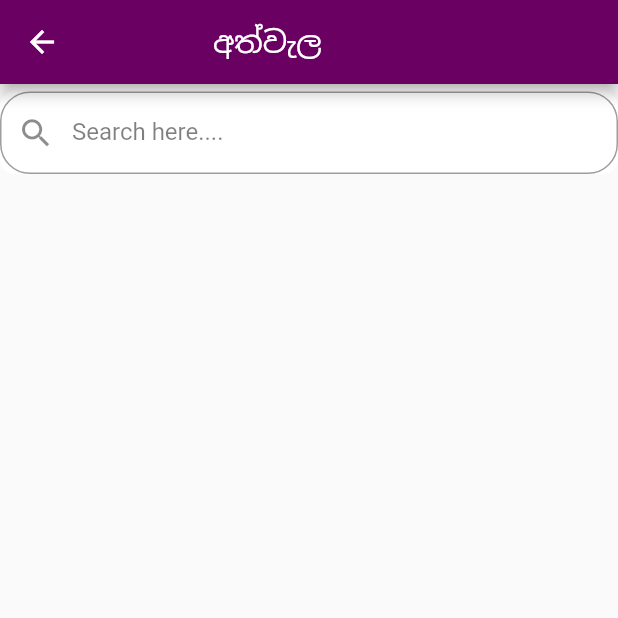
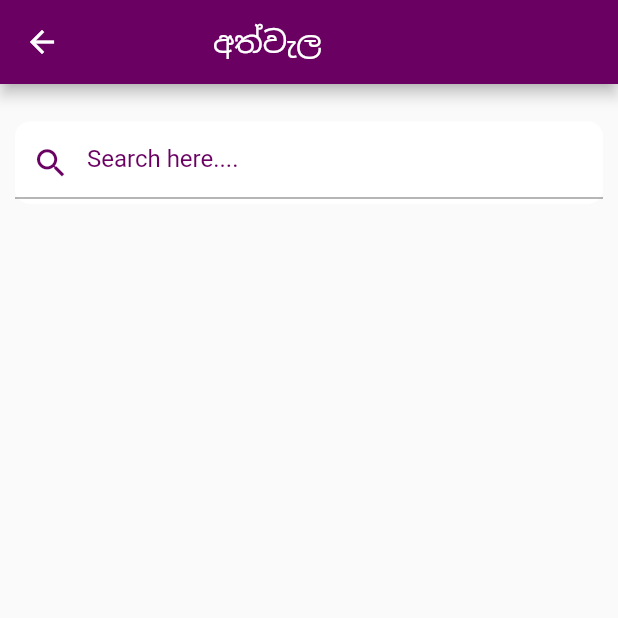
Before and after one commit to dilshanbeligala/Charity-App, a Flutter app: the Education screen opened directly, on a phone screen of 412 x 824 dp, the top half of it. Run offline on Flutter 3.47's test engine with Material 2 defaults, Android fonts, the phone set to English and light mode, and no system bars; our stand-ins replace carousel_slider, google_fonts.

Commit message:
education page

```diff
--- a/lib/screens/charity_category/education.dart
+++ b/lib/screens/charity_category/education.dart
@@ -13,7 +13,9 @@ class Education extends StatelessWidget {
             child: Text("අත්වැල"),
           ),
         ),
-        body: Container(
+        body: Padding(
+          padding: const EdgeInsets.only(left: 10, right: 10, top: 20),
+          child: Container(
               margin: EdgeInsets.only(top: 5, bottom: 20),
               width: MediaQuery.of(context).size.width,
               height: 55,
@@ -24,14 +26,17 @@ class Education extends StatelessWidget {
               ),
               child: TextFormField(
                 decoration: InputDecoration(
-                  border: OutlineInputBorder(
-                      borderRadius: BorderRadius.circular(20)),
+                    border: UnderlineInputBorder(),
                     hintText: "Search here....",
-                  hintStyle: TextStyle(color: Colors.black.withOpacity(0.5)),
+                    hintStyle: TextStyle(
+                      color: Color.fromARGB(255, 105, 0, 98),
+                    ),
                     prefixIcon: Icon(
                       Icons.search,
                       size: 25,
+                      color: Color.fromARGB(255, 105, 0, 98),
                     )),
-            )));
+              )),
+        ));
   }
 }
```
Lines whose indentation alone changed are shown as unchanged.
